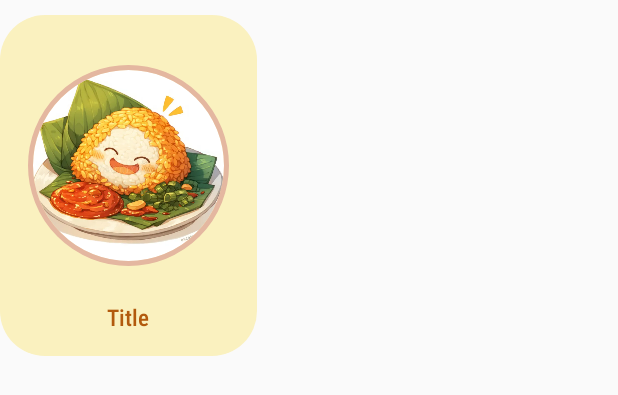
After one commit to JackyDOM/KorKo_Mobile_Year4, an Android app: the layout view_holer_dish.xml on its own in the app's theme, with its tools: preview values and no code run, on a phone screen of 412 x 824 dp. The commit adds this screen. Shown: the top 395 px of the screen. Run offline under Robolectric (Android 15) with nearby library versions, the phone set to English and light mode, and no system bars.

Commit message:
update the category Dish 06/12/2024

```diff
--- a/app/src/main/java/com/example/korkoapp/api/ApiManager.kt
+++ b/app/src/main/java/com/example/korkoapp/api/ApiManager.kt
@@ -20,7 +20,7 @@ class ApiManager private constructor() {
         .build()
 
     private val retrofit = Retrofit.Builder()
-        .baseUrl("http://192.168.0.110:35174")
+        .baseUrl("http://192.168.43.90:35174")
         .client(httpClient)
         .addConverterFactory(GsonConverterFactory.create())
         .build()
--- /dev/null
+++ b/app/src/main/java/com/example/korkoapp/model/Category.kt
@@ -0,0 +1,5 @@
+package com.example.korkoapp.model
+
+data class Category(
+    val category_name: String
+)
--- a/app/src/main/java/com/example/korkoapp/service/DataService.kt
+++ b/app/src/main/java/com/example/korkoapp/service/DataService.kt
@@ -1,10 +1,14 @@
 package com.example.korkoapp.service
 
 import com.example.korkoapp.api.ApiResponse
+import com.example.korkoapp.model.Data
 import com.example.korkoapp.model.DataBanner
 import retrofit2.http.GET
 
 interface DataService {
     @GET("/api/banner")
     suspend fun loadDataBanner(): ApiResponse<List<DataBanner>>
+
+    @GET("/api/foods")
+    suspend fun loadDataDish(): ApiResponse<List<Data>>
 }
--- /dev/null
+++ b/app/src/main/res/drawable/dish_rounded.xml
@@ -0,0 +1,10 @@
+<?xml version="1.0" encoding="utf-8"?>
+<shape xmlns:android="http://schemas.android.com/apk/res/android">
+    <solid android:color="#FAF1BF" />
+    <corners android:radius="30dp" />
+    <padding
+        android:left="5dp"
+        android:top="5dp"
+        android:right="5dp"
+        android:bottom="5dp" />
+</shape>
--- /dev/null
+++ b/app/src/main/res/layout/view_holer_dish.xml
@@ -0,0 +1,49 @@
+<?xml version="1.0" encoding="utf-8"?>
+<LinearLayout xmlns:android="http://schemas.android.com/apk/res/android"
+    android:layout_width="wrap_content"
+    android:layout_height="wrap_content"
+    android:layout_marginRight="10dp"
+    xmlns:app="http://schemas.android.com/apk/res-auto"
+    android:gravity="center_horizontal"
+    android:orientation="horizontal">
+
+    <LinearLayout
+        android:layout_marginTop="10dp"
+        android:background="@drawable/dish_rounded"
+        android:padding="5dp"
+        android:layout_marginBottom="8dp"
+        android:orientation="vertical"
+        android:layout_width="wrap_content"
+        android:layout_height="wrap_content">
+
+        <de.hdodenhof.circleimageview.CircleImageView
+            android:padding="8dp"
+            android:id="@+id/DishImage"
+            android:layout_width="150dp"
+            android:layout_height="150dp"
+            android:layout_gravity="center_horizontal"
+            android:src="@drawable/food"
+            android:layout_marginLeft="5dp"
+            android:layout_marginRight="5dp"
+            android:layout_marginTop="20dp"
+            app:civ_border_color="#E4B7A0"
+            app:civ_border_width="3dp"/>
+
+        <TextView
+            android:layout_marginTop="15dp"
+            android:id="@+id/txtDishTittle"
+            android:layout_gravity="center_horizontal"
+            android:layout_width="wrap_content"
+            android:layout_height="wrap_content"
+            android:text="Title"
+            android:fontFamily="sans-serif-condensed-light"
+            android:textSize="15sp"
+            android:textStyle="bold"
+            android:textColor="#B25A0D"
+            android:layout_marginBottom="10dp"/>
+
+    </LinearLayout>
+
+
+
+</LinearLayout>
--- a/app/src/main/res/xml/network_security_config.xml
+++ b/app/src/main/res/xml/network_security_config.xml
@@ -1,6 +1,6 @@
 <?xml version="1.0" encoding="utf-8"?>
 <network-security-config>
     <domain-config cleartextTrafficPermitted="true">
-        <domain includeSubdomains="true">192.168.0.110</domain>
+        <domain includeSubdomains="true">192.168.43.90</domain>
     </domain-config>
 </network-security-config>
```
Also changed, not shown: app/src/main/java/com/example/korkoapp/adapter/DishAdapter.kt (added, +42 -0 lines), app/src/main/java/com/example/korkoapp/food_screen/FoodFragment.kt (+24 -0 lines), app/src/main/java/com/example/korkoapp/model/Data.kt (added, +9 -0 lines), app/src/main/java/com/example/korkoapp/model/Detail.kt (added, +9 -0 lines), app/src/main/java/com/example/korkoapp/model/Food.kt (added, +7 -0 lines), app/src/main/java/com/example/korkoapp/viewmodel/DishViewModel.kt (added, +37 -0 lines), app/src/main/res/layout/fragment_food.xml (+9 -1 lines).
